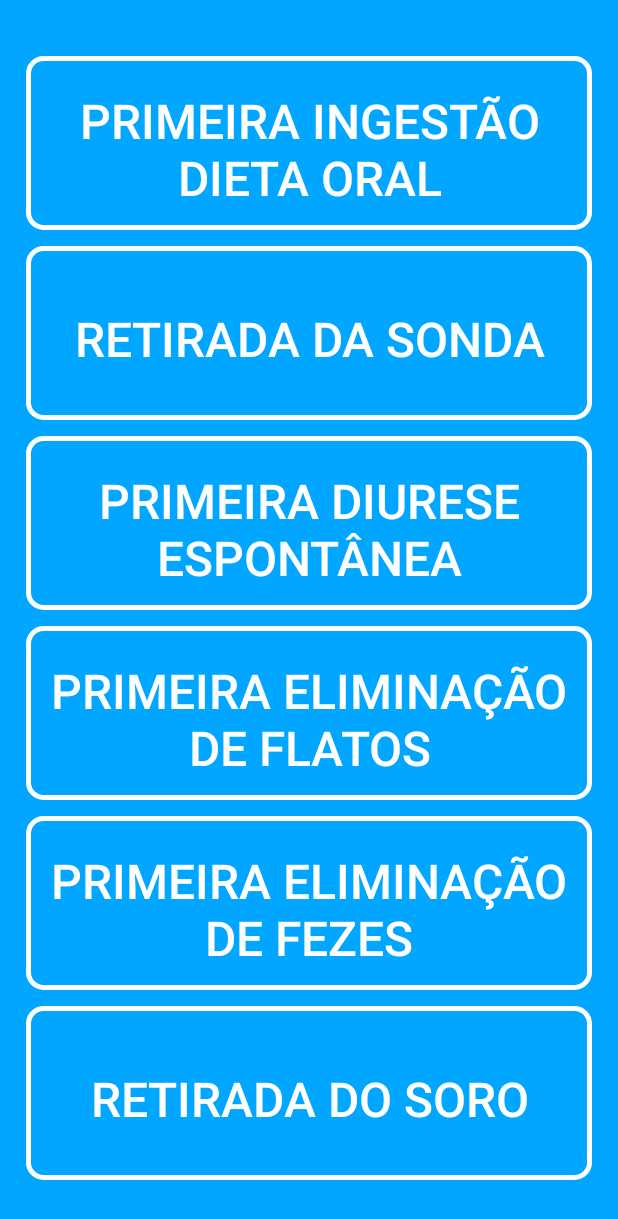
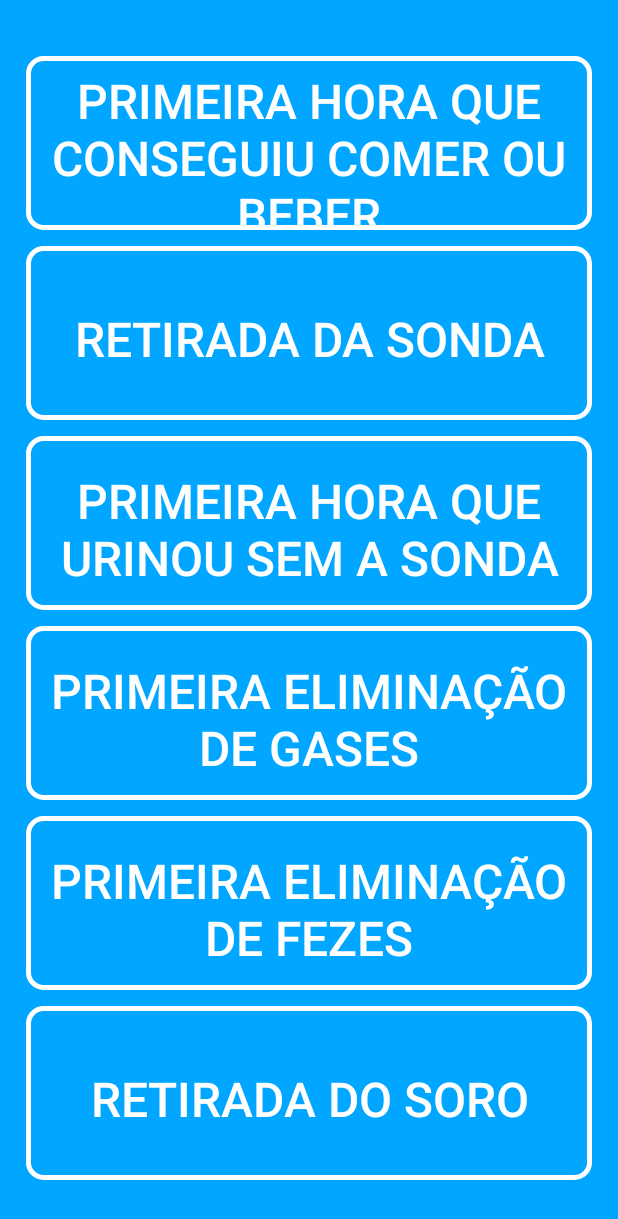
Before and after one commit to VictorGazzinelli/MobErasAndroid, an Android app: the MedicalActivitiesActivity screen opened directly, with no data from a screen before it, on a phone screen of 412 x 824 dp. Shown: the top 1219 px of the screen. Run offline under Robolectric (Android 15) with nearby library versions, the phone set to English and light mode, and no system bars; 6 statements that could not run were skipped.

Commit message:
Sprint 01

```diff
--- a/app/src/main/java/com/example/victor/moberas/activity/LoginActivity.java
+++ b/app/src/main/java/com/example/victor/moberas/activity/LoginActivity.java
@@ -116,8 +116,8 @@ public class LoginActivity extends AppCompatActivity {
                                 }
                                 if(currentFirebaseUser != null){
                                     hideAllErrors();
-                                    Log.d(TAG_RUNTIME, "Going To MenuActivity...");
-                                    Intent intent = new Intent(LoginActivity.this, MenuActivity.class);
+                                    Log.d(TAG_RUNTIME, "Going To VideoPlaybackActivity...");
+                                    Intent intent = new Intent(LoginActivity.this, VideoPlaybackActivity.class);
                                     intent.putExtra("firstTimeLogin",false);
                                     intent.putExtra("lastLoginTime", new SimpleDateFormat("dd/MM/yyyy HH:mm:ss").format(new Date()));
                                     startActivity(intent);
--- a/app/src/main/java/com/example/victor/moberas/activity/MedicalActivitiesActivity.java
+++ b/app/src/main/java/com/example/victor/moberas/activity/MedicalActivitiesActivity.java
@@ -130,10 +130,10 @@ public class MedicalActivitiesActivity extends AppCompatActivity {
     }
 
     private void setMessages(){
-        diet.setMessage("Primeira Ingestão Dieta Oral");
+        diet.setMessage("Primeira hora que conseguiu comer ou beber");
         catheter.setMessage("Retirada da Sonda");
-        diuresis.setMessage("Primeira Diurese Espontânea");
-        flatus.setMessage("Primeira Eliminação de Flatos");
+        diuresis.setMessage("Primeira hora que urinou sem a sonda");
+        flatus.setMessage("Primeira eliminação de gases");
         stool.setMessage("Primeira Eliminação de Fezes");
         drip.setMessage("Retirada do Soro");
     }
```
Also changed, not shown: app/src/main/java/com/example/victor/moberas/activity/MenuActivity.java (+13 -0 lines).
